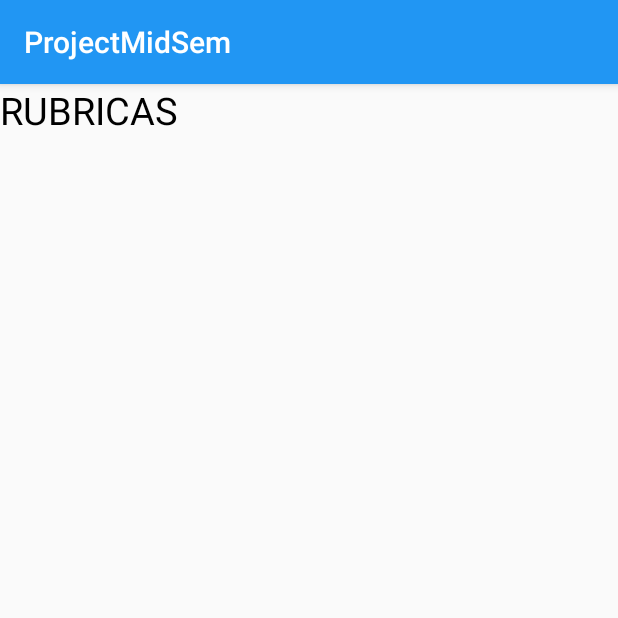
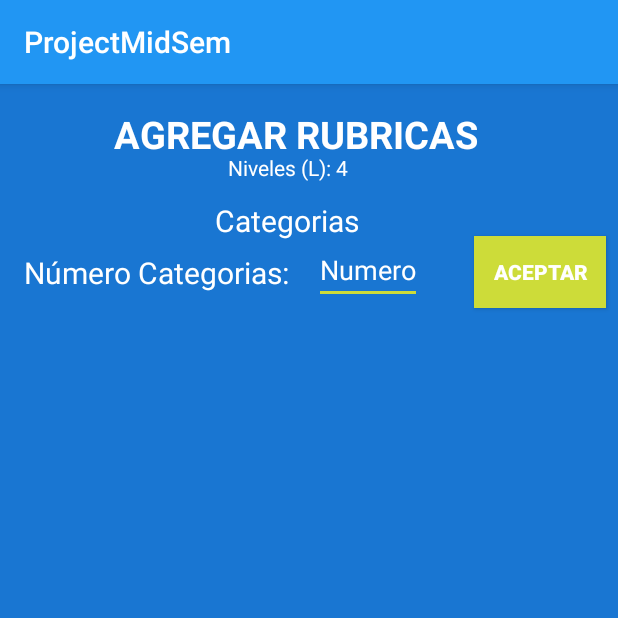
Before and after one commit to lscantillo/ProjectMidSem-master, an Android app: the rubricas screen opened directly, with no data from a screen before it, on a phone screen of 412 x 824 dp, the top half of it. Run offline under Robolectric (Android 15) with nearby library versions, the phone set to English and light mode, and no system bars.

```diff
--- a/app/src/main/res/layout/activity_main.xml
+++ b/app/src/main/res/layout/activity_main.xml
@@ -7,6 +7,7 @@
     android:layout_width="match_parent"
     android:layout_height="match_parent"
     android:fitsSystemWindows="true"
+    android:background="@color/colorPrimaryDark"
     tools:openDrawer="start">
 
     <include
--- a/app/src/main/res/layout/activity_rubricas.xml
+++ b/app/src/main/res/layout/activity_rubricas.xml
@@ -4,15 +4,74 @@
     xmlns:tools="http://schemas.android.com/tools"
     android:layout_width="match_parent"
     android:layout_height="match_parent"
+    android:background="@color/colorPrimaryDark"
     tools:context="com.uninorte.projectmidsem.rubricas">
-
 
 
     <TextView
         android:layout_width="wrap_content"
         android:layout_height="wrap_content"
-        android:text="RUBRICAS"
-        android:textColor="#000"
-        android:textSize="25sp"/>
+        android:layout_marginLeft="76dp"
+
+        android:layout_marginTop="16dp"
+        android:text="AGREGAR RUBRICAS"
+        android:textColor="#FFF"
+        android:textSize="25sp"
+        android:textStyle="bold"
+        app:layout_constraintLeft_toLeftOf="parent"
+        app:layout_constraintTop_toTopOf="parent" />
+
+    <TextView
+        android:layout_width="wrap_content"
+        android:layout_height="wrap_content"
+        android:text="Niveles (L): 4"
+        android:layout_marginLeft="152dp"
+        app:layout_constraintLeft_toLeftOf="parent"
+        app:layout_constraintTop_toTopOf="parent"
+        android:layout_marginTop="46dp"
+        android:textColor="#FFF"/>
+    <TextView
+        android:layout_width="wrap_content"
+        android:layout_height="wrap_content"
+        android:text="Categorias"
+        android:textSize="20sp"
+        android:textColor="#FFF"
+        android:layout_marginLeft="143dp"
+        app:layout_constraintLeft_toLeftOf="parent"
+        app:layout_constraintTop_toTopOf="parent"
+        android:layout_marginTop="77dp" />
+    <TextView
+        android:layout_width="wrap_content"
+        android:layout_height="wrap_content"
+        android:text="Número Categorias: "
+        android:layout_marginLeft="16dp"
+        android:textSize="20dp"
+        android:textColor="#FFF"
+        app:layout_constraintLeft_toLeftOf="parent"
+        app:layout_constraintTop_toTopOf="parent"
+        android:layout_marginTop="112dp" />
+    <EditText
+        android:layout_width="wrap_content"
+        android:layout_height="wrap_content"
+        android:hint="Numero"
+        android:textColorHint="#FFF"
+        android:layout_marginLeft="209dp"
+        app:layout_constraintLeft_toLeftOf="parent"
+        app:layout_constraintTop_toTopOf="parent"
+        android:layout_marginTop="101dp" />
+    <Button
+        android:layout_width="wrap_content"
+        android:layout_height="wrap_content"
+        android:text="Aceptar"
+        android:textColor="#FFF"
+        android:textStyle="bold"
+        android:background="@color/colorAccent"
+        app:layout_constraintTop_toTopOf="parent"
+        android:layout_marginTop="101dp"
+        android:layout_marginLeft="221dp"
+        app:layout_constraintLeft_toLeftOf="parent"
+        android:layout_marginRight="8dp"
+        app:layout_constraintRight_toRightOf="parent"
+        app:layout_constraintHorizontal_bias="1.0" />
 
 </android.support.constraint.ConstraintLayout>
```
Also changed, not shown: app/src/main/java/com/uninorte/projectmidsem/MainActivity.java (+38 -16 lines), app/src/main/res/layout/activity_campos.xml (+14 -2 lines).
